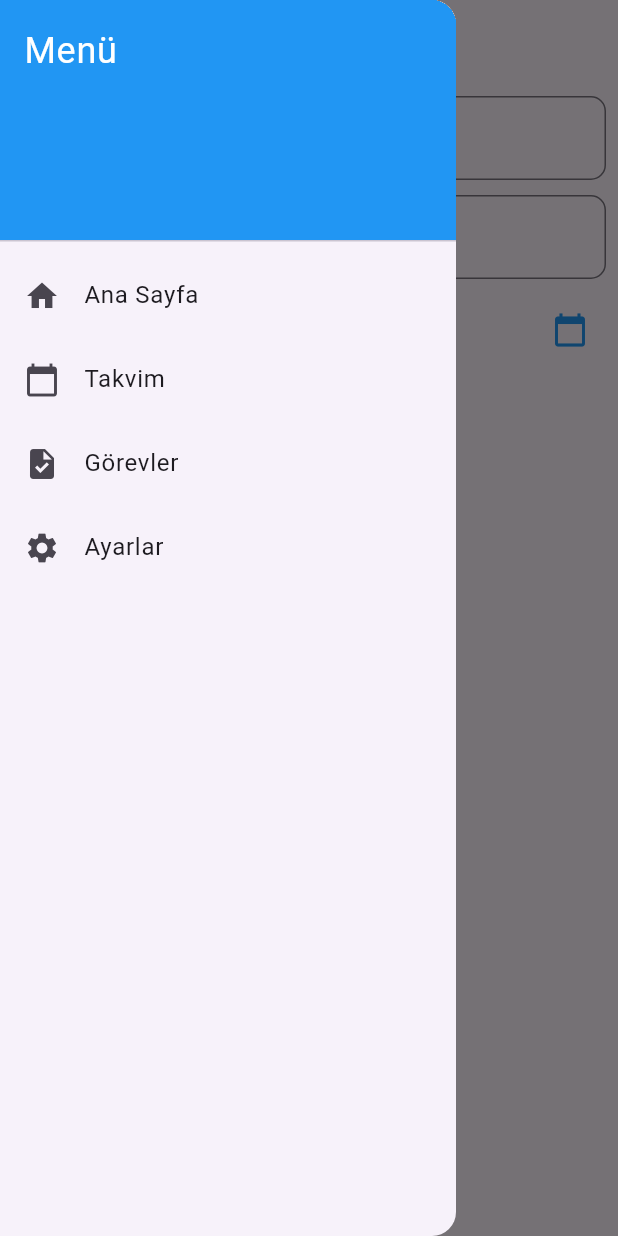
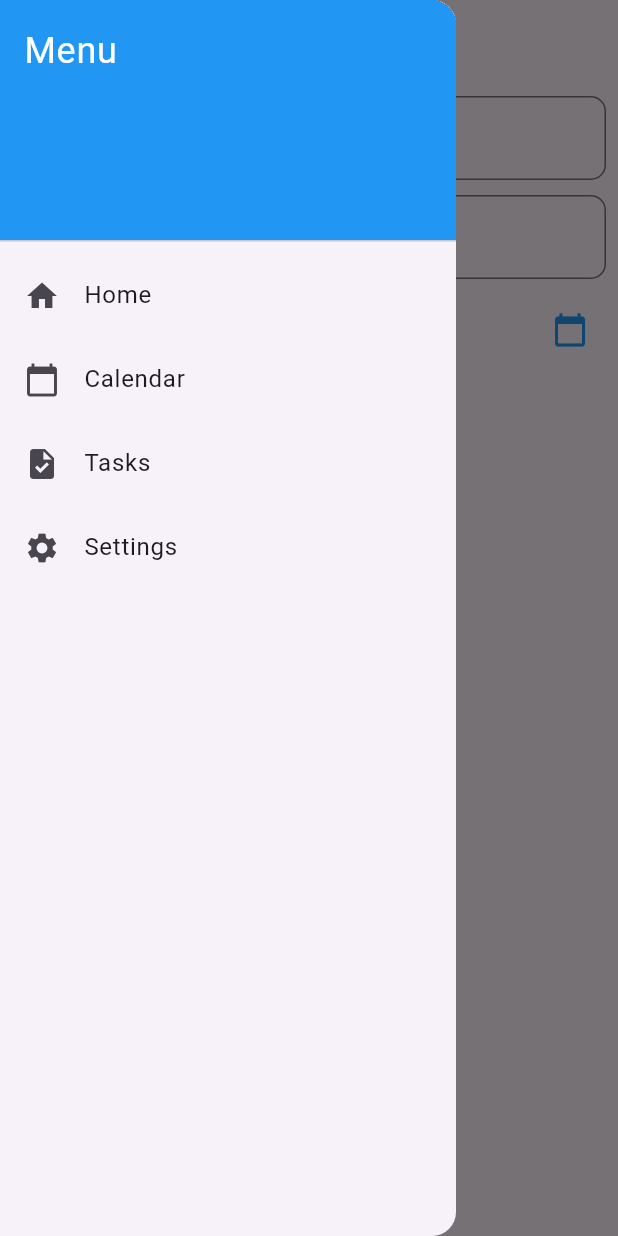
Before and after one commit to ertnbrk/Task-Manager, a Flutter app: the TasksScreen screen opened by its route, with the side drawer open, on a phone screen of 412 x 824 dp. Run offline on Flutter 3.47's test engine with Material 3 defaults, Android fonts, the phone set to English and light mode, and no system bars; our stand-ins replace flutter_local_notifications, hive, hive_flutter, shared_preferences, table_calendar, timezone; accounts and stored records are empty; network calls fail.

```diff
--- a/mobile/task_manager_app/lib/models/task_model.dart
+++ b/mobile/task_manager_app/lib/models/task_model.dart
@@ -1,8 +1,8 @@
 import 'package:hive/hive.dart';
 
-part 'task_model.g.dart';  // ✅ Required for Hive to generate adapters
+part 'task_model.g.dart';
 
-@HiveType(typeId: 0)  // ✅ Define Hive Type ID
+@HiveType(typeId: 0)
 class Task {
   @HiveField(0)
   String id;
@@ -22,20 +22,20 @@ class Task {
   @HiveField(5)
   bool isExpanded;
 
-  @HiveField(6)  // ✅ New Field for Due Date
+  @HiveField(6)
   DateTime? dueDate;
 
   Task({
     required this.id,
     required this.title,
-    this.description = "",  // ✅ Default to empty string
+    this.description = "",
     this.isCompleted = false,
     required this.createdAt,
     this.isExpanded = false,
-    this.dueDate,  // ✅ New Optional Due Date
+    this.dueDate,
   });
 
-  /// ✅ Convert Task to JSON (For API communication)
+  /// Convert Task to JSON
   Map<String, dynamic> toJson() => {
         "id": id,
         "title": title,
@@ -43,17 +43,17 @@ class Task {
         "isCompleted": isCompleted,
         "createdAt": createdAt.toIso8601String(),
         "isExpanded": isExpanded,
-        "dueDate": dueDate?.toIso8601String(),  // ✅ Handle optional dueDate
+        "dueDate": dueDate?.toIso8601String(),
       };
 
-  /// ✅ Create Task from JSON (For API communication)
+  ///  Create Task from JSON (For API communication)
   static Task fromJson(Map<String, dynamic> json) => Task(
         id: json["id"],
         title: json["title"],
-        description: json["description"] ?? "",  // ✅ Avoid null issues
+        description: json["description"] ?? "",
         isCompleted: json["isCompleted"] ?? false,
         createdAt: DateTime.parse(json["createdAt"]),
         isExpanded: json["isExpanded"] ?? false,
-        dueDate: json["dueDate"] != null ? DateTime.parse(json["dueDate"]) : null, // ✅ Handle nullable dueDate
+        dueDate: json["dueDate"] != null ? DateTime.parse(json["dueDate"]) : null,
       );
 }
--- a/mobile/task_manager_app/lib/providers/task_provider.dart
+++ b/mobile/task_manager_app/lib/providers/task_provider.dart
@@ -14,11 +14,11 @@ class TaskProvider extends ChangeNotifier {
 
   void loadTasks() async {
     _tasks = await _taskService.loadTasks();
-    notifyListeners();  // ✅ Notify UI to update
+    notifyListeners();
   }
   void setTasks(List<Task> tasks) {
   _tasks = tasks;
-  notifyListeners();  // ✅ Ensures UI updates
+  notifyListeners();
 }
 
 
@@ -31,7 +31,7 @@ class TaskProvider extends ChangeNotifier {
     );
     _tasks.add(newTask);
     _taskService.saveTasks(_tasks);
-    notifyListeners();  // ✅ Update UI
+    notifyListeners();
   }
 
   void toggleTaskCompletion(int index) {
--- a/mobile/task_manager_app/lib/screens/home_screen.dart
+++ b/mobile/task_manager_app/lib/screens/home_screen.dart
@@ -1,4 +1,5 @@
 import 'package:flutter/material.dart';
+import 'package:task_manager_app/widgets/menu_drawer.dart';
 import 'tasks_screen.dart';
 
 class HomeScreen extends StatelessWidget {
@@ -6,6 +7,7 @@ class HomeScreen extends StatelessWidget {
   Widget build(BuildContext context) {
     return Scaffold(
       appBar: AppBar(title: Text("Home")),
+      drawer: MenuDrawer(),
       body: Center(
         child: ElevatedButton(
           onPressed: () {
--- a/mobile/task_manager_app/lib/screens/tasks_screen.dart
+++ b/mobile/task_manager_app/lib/screens/tasks_screen.dart
@@ -1,5 +1,6 @@
 import 'package:flutter/material.dart';
 import 'package:provider/provider.dart';
+import 'package:task_manager_app/widgets/menu_drawer.dart';
 import '../providers/task_provider.dart';
 import '../models/task_model.dart';
 import '../services/api_service.dart';
@@ -43,14 +44,14 @@ class _TasksScreenState extends State<TasksScreen> {
       bool success = await ApiService.addTask(
         _taskController.text,
         _descriptionController.text.isEmpty ? "" : _descriptionController.text,
-        _selectedDueDate, // ✅ Ensure dueDate is included
+        _selectedDueDate,
       );
 
       if (success) {
-        _loadTasks(); // ✅ Reload tasks after adding
+        _loadTasks();
         _taskController.clear();
         _descriptionController.clear();
-        setState(() => _selectedDueDate = null); // ✅ Reset date picker
+        setState(() => _selectedDueDate = null); //  Reset date picker
       }
     }
   }
@@ -68,9 +69,9 @@ Color _getTaskColor(DateTime? dueDate) {
   DateTime taskDate = DateTime(dueDate.year, dueDate.month, dueDate.day);
 
   if (taskDate.isBefore(today)) {
-    return Colors.red.withOpacity(0.2); // 🔴 Overdue (past date)
+    return Colors.red.withOpacity(0.2); // Overdue (past date)
   } else if (taskDate.isAtSameMomentAs(today)) {
-    return Colors.yellow.withOpacity(0.3); // 🟡 Due today
+    return Colors.yellow.withOpacity(0.3); //  Due today
   } else {
     return Colors.white; // Default future tasks
   }
@@ -83,43 +84,9 @@ Color _getTaskColor(DateTime? dueDate) {
     return Scaffold(
       appBar: AppBar(
         title: Text("Tasks"),
-        leading: Builder(
-          builder: (context) => IconButton(
-            icon: Icon(Icons.menu), // ☰ 3 çizgili menü ikonu
-            onPressed: () => Scaffold.of(context).openDrawer(),
-          ),
-        ),
+
       ),
-      drawer: Drawer(
-        child: ListView(
-          padding: EdgeInsets.zero,
-          children: [
-            DrawerHeader(
-              decoration: BoxDecoration(color: Colors.blue),
-              child: Text(
-                "Menü",
-                style: TextStyle(color: Colors.white, fontSize: 24),
-              ),
-            ),
-            _drawerItem(Icons.home, "Ana Sayfa", () {
-              Navigator.pop(context);
-              Navigator.pushNamed(context, "/home");
-            }),
-            _drawerItem(Icons.calendar_today, "Takvim", () {
-              Navigator.pop(context);
-              Navigator.pushNamed(context, "/calendar");
-            }),
-            _drawerItem(Icons.task, "Görevler", () {
-              Navigator.pop(context);
-              Navigator.pushNamed(context, "/tasks");
-            }),
-            _drawerItem(Icons.settings, "Ayarlar", () {
-              Navigator.pop(context);
-              Navigator.pushNamed(context, "/settings");
-            }),
-          ],
-        ),
-      ),
+       drawer: MenuDrawer(),
       body: Column(
         children: [
           Padding(
@@ -153,7 +120,7 @@ Color _getTaskColor(DateTime? dueDate) {
                         _selectedDueDate == null
                             ? ""
                             : "Due: ${_selectedDueDate!.toLocal()}"
-                                .split('.')[0], // ✅ Show full Date & Time
+                                .split('.')[0],
                         style: TextStyle(fontSize: 16),
                       ),
                     ),
@@ -287,7 +254,7 @@ Color _getTaskColor(DateTime? dueDate) {
     }
   }
 
-  /// ✅ Menüdeki öğeleri oluşturmak için yardımcı fonksiyon
+  ///  Menüdeki öğeleri oluşturmak için yardımcı fonksiyon
   Widget _drawerItem(IconData icon, String title, VoidCallback onTap) {
     return ListTile(
       leading: Icon(icon),
--- a/mobile/task_manager_app/lib/services/api_service.dart
+++ b/mobile/task_manager_app/lib/services/api_service.dart
@@ -1,18 +1,19 @@
 import 'dart:convert';
 import 'package:http/http.dart' as http;
-import 'auth_service.dart'; // ✅ Import AuthService to get the token
+import 'auth_service.dart';
 
 class ApiService {
   static const String baseUrl = "http://10.0.2.2:5270/api/tasks";
 
-  /// ✅ Fetch tasks with authentication
+  ///  Fetch tasks with authentication
   static Future<List<dynamic>> fetchTasks() async {
     String? token = await AuthService.getToken();
     final response = await http.get(
       Uri.parse(baseUrl),
       headers: {"Authorization": "Bearer $token"},
     );
-
+      print("📡 API Response Status: ${response.statusCode}");
+      print("📡 API Response Body: ${response.body}");
     if (response.statusCode == 200) {
       return jsonDecode(response.body);
     } else {
@@ -20,9 +21,8 @@ class ApiService {
     }
   }
 
-  /// ✅ Add a new task
+  ///  Add a new task
   static Future<bool> addTask(String title, String description, DateTime? dueDate) async {
-    // Token al
     String? token = await AuthService.getToken();
 
     if (token == null || token.isEmpty) {
@@ -30,18 +30,17 @@ class ApiService {
       return false;
     }
 
-    // İstek başlığı
+
     final headers = {
       "Authorization": "Bearer $token",
       "Content-Type": "application/json",
     };
 
-    // Gönderilecek veri
     final body = jsonEncode({
       "title": title,
       "description": description,
       "isCompleted": false,
-      "dueDate": dueDate?.toUtc().toIso8601String(), // ✅ Convert DateTime to UTC
+      "dueDate": dueDate?.toUtc().toIso8601String(), //  Convert DateTime
 
     });
 
@@ -66,7 +65,7 @@ class ApiService {
     }
   }
 
-  /// ✅ Delete a task
+  ///  Delete a task
   static Future<bool> deleteTask(String id) async {
     String? token = await AuthService.getToken();
     final response = await http.delete(
--- a/mobile/task_manager_app/lib/services/auth_service.dart
+++ b/mobile/task_manager_app/lib/services/auth_service.dart
@@ -3,9 +3,9 @@ import 'package:http/http.dart' as http;
 import 'package:shared_preferences/shared_preferences.dart';
 
 class AuthService {
-  static const String baseUrl = "http://10.0.2.2:5270/api/auth"; // ✅ Update if necessary
+  static const String baseUrl = "http://10.0.2.2:5270/api/auth";
 
-  /// ✅ Register User
+  ///  Register User
   static Future<bool> register(String email, String password) async {
     final response = await http.post(
       Uri.parse('$baseUrl/register'),
@@ -16,7 +16,7 @@ class AuthService {
     return response.statusCode == 200;
   }
 
-  /// ✅ Login User
+  ///  Login User
   static Future<bool> login(String email, String password) async {
     final response = await http.post(
       Uri.parse('$baseUrl/login'),
@@ -32,19 +32,19 @@ class AuthService {
     return false;
   }
 
-  /// ✅ Store JWT Token
+  ///  Store JWT Token
   static Future<void> _storeToken(String token) async {
     final prefs = await SharedPreferences.getInstance();
     await prefs.setString("jwt_token", token);
   }
 
-  /// ✅ Retrieve JWT Token
+  ///  Retrieve JWT Token
   static Future<String?> getToken() async {
     final prefs = await SharedPreferences.getInstance();
     return prefs.getString("jwt_token");
   }
 
-  /// ✅ Logout User
+  ///  Logout User
   static Future<void> logout() async {
     final prefs = await SharedPreferences.getInstance();
     await prefs.remove("jwt_token");
--- /dev/null
+++ b/mobile/task_manager_app/lib/widgets/menu_drawer.dart
@@ -0,0 +1,37 @@
+import 'package:flutter/material.dart';
+
+class MenuDrawer extends StatelessWidget {
+  @override
+  Widget build(BuildContext context) {
+    return Drawer(
+      child: ListView(
+        padding: EdgeInsets.zero,
+        children: [
+          DrawerHeader(
+            decoration: BoxDecoration(color: Colors.blue),
+            child: Text(
+              "Menu",
+              style: TextStyle(color: Colors.white, fontSize: 24),
+            ),
+          ),
+          _drawerItem(Icons.home, "Home", context, "/home"),
+          _drawerItem(Icons.calendar_today, "Calendar", context, "/calendar"),
+          _drawerItem(Icons.task, "Tasks", context, "/tasks"),
+          _drawerItem(Icons.settings, "Settings", context, "/settings"),
+        ],
+      ),
+    );
+  }
+
+  /// Helper method to create drawer items
+  Widget _drawerItem(IconData icon, String title, BuildContext context, String route) {
+    return ListTile(
+      leading: Icon(icon),
+      title: Text(title),
+      onTap: () {
+        Navigator.pop(context);
+        Navigator.pushNamed(context, route);
+      },
+    );
+  }
+}
--- a/mobile/task_manager_app/lib/widgets/task_input_widget.dart
+++ b/mobile/task_manager_app/lib/widgets/task_input_widget.dart
@@ -55,7 +55,7 @@ class _TaskInputWidgetState extends State<TaskInputWidget> {
           ),
           SizedBox(height: 10),
 
-          /// 📌 Tarih Seçme Butonu
+          ///  Tarih Seçme Butonu
           InkWell(
             onTap: () => _selectDate(context),
             child: InputDecorator(
@@ -66,7 +66,7 @@ class _TaskInputWidgetState extends State<TaskInputWidget> {
               ),
               child: Text(
                 _selectedDate != null
-                    ? DateFormat.yMMMMd().format(_selectedDate!) // 📌 Telefonun tarih formatına uyar
+                    ? DateFormat.yMMMMd().format(_selectedDate!) //  Telefonun tarih formatına uyarlamak
                     : "Tap to select date",
                 style: TextStyle(fontSize: 16),
               ),
@@ -81,7 +81,7 @@ class _TaskInputWidgetState extends State<TaskInputWidget> {
                 widget.onTaskAdded(
                   _taskController.text,
                   _descriptionController.text.isNotEmpty ? _descriptionController.text : "",
-                  _selectedDate ?? DateTime.now(), // 📌 Eğer tarih seçilmezse, bugünün tarihi
+                  _selectedDate ?? DateTime.now(), //  Eğer tarih seçilmezse, bugünün tarihi
                 );
                 _taskController.clear();
                 _descriptionController.clear();
```
Also changed, not shown: mobile/task_manager_app/lib/main.dart (+6 -6 lines), mobile/task_manager_app/lib/screens/calendar_screen.dart (+133 -24 lines).
